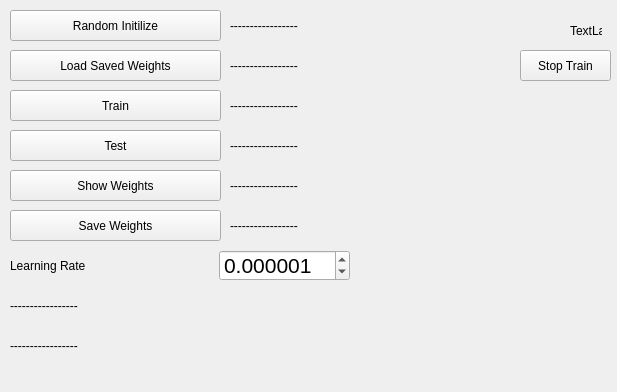
ahmetcihan/hand_recognition, file mainwindow.ui: the form before one commit.
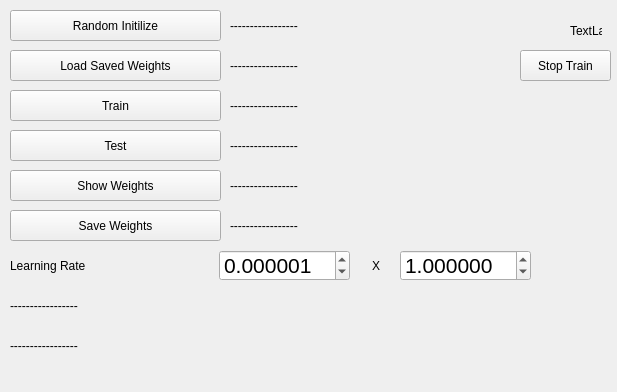
The form after the commit.

What changed in the file:
```diff
--- a/mainwindow.ui
+++ b/mainwindow.ui
@@ -262,6 +262,49 @@
      <double>0.000001000000000</double>
     </property>
    </widget>
+   <widget class="QDoubleSpinBox" name="doubleSpinBox_2">
+    <property name="geometry">
+     <rect>
+      <x>400</x>
+      <y>250</y>
+      <width>131</width>
+      <height>31</height>
+     </rect>
+    </property>
+    <property name="font">
+     <font>
+      <pointsize>16</pointsize>
+     </font>
+    </property>
+    <property name="decimals">
+     <number>6</number>
+    </property>
+    <property name="maximum">
+     <double>10.000000000000000</double>
+    </property>
+    <property name="singleStep">
+     <double>0.000001000000000</double>
+    </property>
+    <property name="value">
+     <double>1.000000000000000</double>
+    </property>
+   </widget>
+   <widget class="QLabel" name="label_hand_two_2">
+    <property name="geometry">
+     <rect>
+      <x>360</x>
+      <y>250</y>
+      <width>32</width>
+      <height>31</height>
+     </rect>
+    </property>
+    <property name="text">
+     <string>X</string>
+    </property>
+    <property name="alignment">
+     <set>Qt::AlignCenter</set>
+    </property>
+   </widget>
   </widget>
   <widget class="QMenuBar" name="menuBar">
    <property name="geometry">
```
